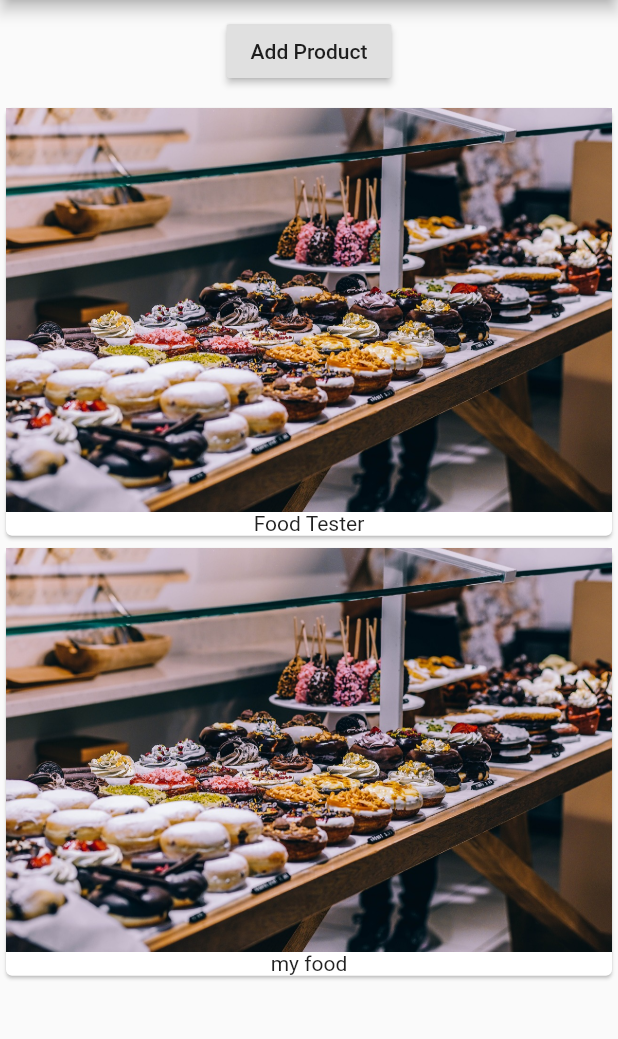
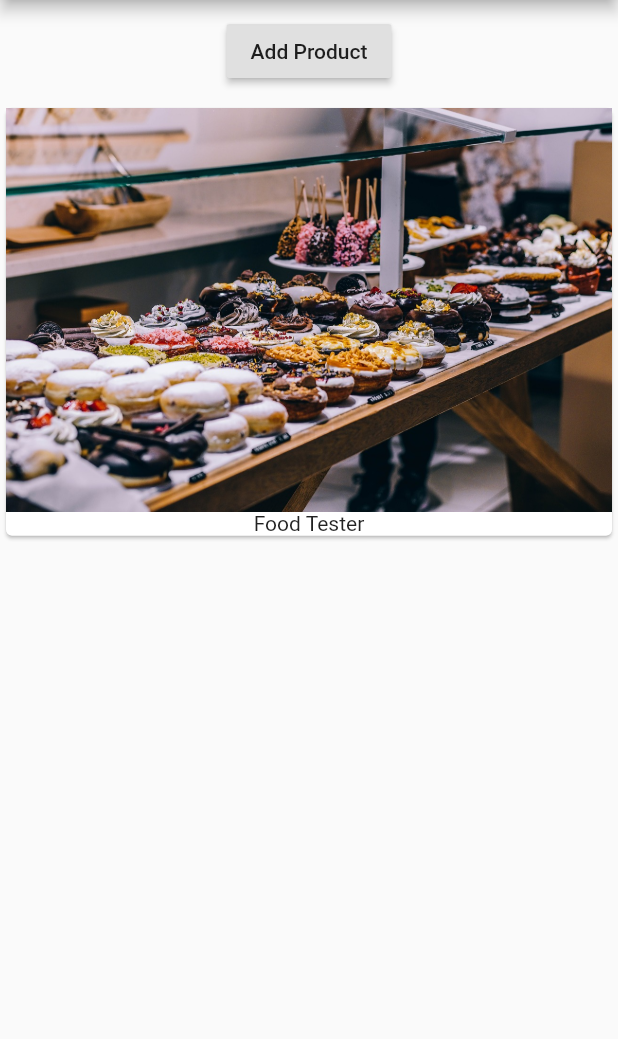
Before and after one commit to dhevanthareza/flutter-flutter_course, a Flutter app: the screen it shows after launch, on a phone screen of 412 x 824 dp, the part 84-1123 px from its top. Run offline on Flutter 3.47's test engine with Material 2 defaults, Android fonts, the phone set to English and light mode, and no system bars.

Commit message:
splitting code up

```diff
--- a/lib/main.dart
+++ b/lib/main.dart
@@ -12,7 +12,7 @@ class MyApp extends StatelessWidget {
           appBar: AppBar(
             title: Text('Easy List'),
           ),
-          body: ProductManager()),
+          body: ProductManager('Food Tester')),
     );
   }
 }
--- a/lib/product_manager.dart
+++ b/lib/product_manager.dart
@@ -2,6 +2,8 @@ import 'package:flutter/material.dart';
 import './products.dart';
 
 class ProductManager extends StatefulWidget {
+  final String startingProduct;
+  ProductManager(this.startingProduct);
   @override
   State<StatefulWidget> createState() {
     return _ProductManager();
@@ -9,7 +11,12 @@ class ProductManager extends StatefulWidget {
 }
 
 class _ProductManager extends State<ProductManager> {
-  List<String> _products = ['Food Tester', 'my food'];
+  List<String> _products = [];
+  @override
+  void initState() {
+    super.initState();
+     _products.add(widget.startingProduct);
+  }
   @override
   Widget build(BuildContext context) {
     return Column(children: [
```
